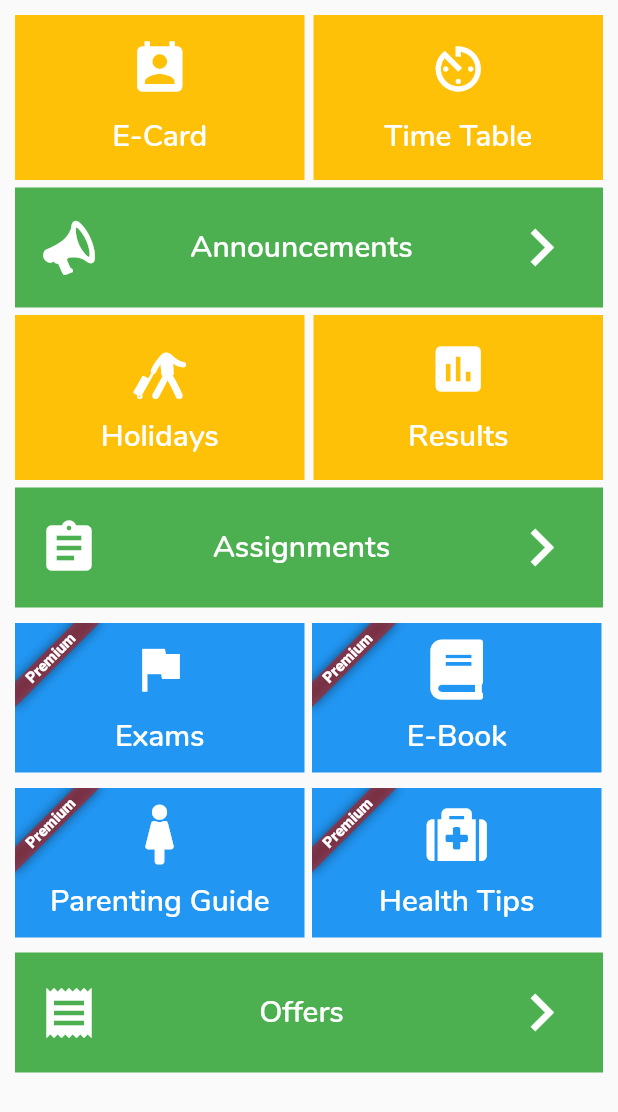
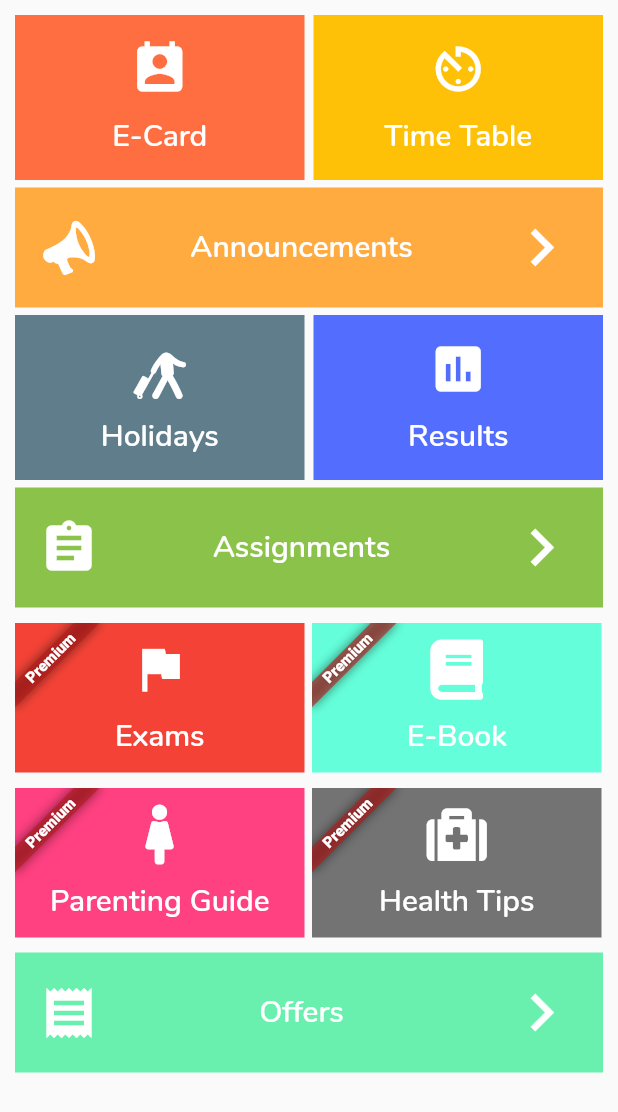
Before and after one commit to byteboss777/Our-E-School, a Flutter app: the Dashboard screen opened directly, on a phone screen of 412 x 824 dp. Shown: the top 1112 px of the screen. Run offline on Flutter 3.47's test engine with Material 2 defaults, Android fonts, the phone set to English and light mode, and no system bars; our stand-ins replace camera, dynamic_theme, file_picker, font_awesome_flutter; missing offline and left inert: countdown_flutter, flutter_plugin_pdf_viewer, intro_views_flutter, random_color.

Commit message:
Random Color Generator Added

```diff
--- a/lib/pages/Dashboard/DashboardPage.dart
+++ b/lib/pages/Dashboard/DashboardPage.dart
@@ -37,6 +37,7 @@ class _DashboardState extends State<Dashboard> {
                       mainAxisAlignment: MainAxisAlignment.spaceBetween,
                       children: <Widget>[
                         RowReusableCardButton(
+                          tileColor: Colors.deepOrangeAccent,
                           label: 'E-Card',
                           onPressed: () {
                             Navigator.push(
@@ -49,6 +50,7 @@ class _DashboardState extends State<Dashboard> {
                           icon: Icons.perm_contact_calendar,
                         ),
                         RowReusableCardButton(
+                          tileColor: null,
                           icon: Icons.av_timer,
                           label: 'Time Table',
                           onPressed: () {
@@ -59,6 +61,7 @@ class _DashboardState extends State<Dashboard> {
                     ),
                   ),
                   ColumnReusableCardButton(
+                    tileColor: Colors.orangeAccent,
                     label: 'Announcements',
                     icon: CustomIcons.megaphone,
                     onPressed: () {
@@ -71,11 +74,13 @@ class _DashboardState extends State<Dashboard> {
                       mainAxisAlignment: MainAxisAlignment.spaceBetween,
                       children: <Widget>[
                         RowReusableCardButton(
+                          tileColor: Colors.blueGrey,
                           icon: CustomIcons.traveler_with_a_suitcase,
                           label: 'Holidays',
                           onPressed: () {},
                         ),
                         RowReusableCardButton(
+                          tileColor: Colors.indigoAccent,
                           icon: Icons.assessment,
                           label: 'Results',
                           onPressed: () {
@@ -86,6 +91,7 @@ class _DashboardState extends State<Dashboard> {
                     ),
                   ),
                   ColumnReusableCardButton(
+                    tileColor: Colors.lightGreen,
                     label: 'Assignments',
                     onPressed: () {
                       kopenPage(context, AssignmentsPage());
@@ -102,6 +108,7 @@ class _DashboardState extends State<Dashboard> {
                           mainAxisAlignment: MainAxisAlignment.spaceBetween,
                           children: <Widget>[
                             RowReusableCardButtonBanner(
+                              tileColor: Colors.red,
                               icon: Icons.assistant_photo,
                               label: 'Exams',
                               onPressed: () {
@@ -109,11 +116,13 @@ class _DashboardState extends State<Dashboard> {
                               },
                             ),
                             RowReusableCardButtonBanner(
+                              tileColor: Colors.tealAccent,
                               icon: FontAwesomeIcons.book,
                               label: 'E-Book',
                               onPressed: () {},
                             ),
                             RowReusableCardButtonBanner(
+                              tileColor: Colors.deepPurpleAccent,
                               icon: FontAwesomeIcons.cameraRetro,
                               label: 'Video',
                               onPressed: () {},
@@ -134,6 +143,7 @@ class _DashboardState extends State<Dashboard> {
                           mainAxisAlignment: MainAxisAlignment.spaceEvenly,
                           children: <Widget>[
                             RowReusableCardButtonBanner(
+                              tileColor: Colors.pinkAccent,
                               icon: FontAwesomeIcons.female,
                               label: 'Parenting Guide',
                               onPressed: () {
@@ -141,11 +151,13 @@ class _DashboardState extends State<Dashboard> {
                               },
                             ),
                             RowReusableCardButtonBanner(
+                              tileColor: Colors.black54,
                               icon: FontAwesomeIcons.medkit,
                               label: 'Health Tips',
                               onPressed: () {},
                             ),
                             RowReusableCardButtonBanner(
+                              tileColor: Colors.blue,
                               icon: FontAwesomeIcons.userMd,
                               label: 'Vaccination',
                               onPressed: () {},
@@ -156,9 +168,10 @@ class _DashboardState extends State<Dashboard> {
                     ),
                   ),
                   ColumnReusableCardButton(
+                    tileColor: Colors.greenAccent,
                     // height: 50,
                     label: 'Offers',
-                    onPressed: (){},
+                    onPressed: () {},
                     icon: Icons.receipt,
                     directionIcon: Icons.chevron_right,
                   ),
--- a/lib/pages/Dashboard/ResultPage.dart
+++ b/lib/pages/Dashboard/ResultPage.dart
@@ -3,6 +3,7 @@ import 'package:acadamicConnect/Components/TopBar.dart';
 import 'package:acadamicConnect/Utility/constants.dart';
 import 'package:acadamicConnect/pages/PDFOpener.dart';
 import 'package:flutter/material.dart';
+import 'package:random_color/random_color.dart';
 
 class ResultPage extends StatefulWidget {
   static String pageLabel = 'Results';
@@ -13,6 +14,7 @@ class ResultPage extends StatefulWidget {
 
 class _ResultPageState extends State<ResultPage> {
   bool isTeacher = true;
+  RandomColor _randomColor = RandomColor();
 
   @override
   Widget build(BuildContext context) {
@@ -37,6 +39,7 @@ class _ResultPageState extends State<ResultPage> {
           child: ListView.builder(
             itemCount: 3,
             itemBuilder: (context, i) => ColumnReusableCardButton(
+                  tileColor: _randomColor.randomColor(colorHue: ColorHue.blue),
                   label: 'Semester $i',
                   icon: Icons.receipt,
                   onPressed: () {
--- a/pubspec.yaml
+++ b/pubspec.yaml
@@ -17,6 +17,7 @@ dependencies:
   camera: ^0.5.2+1
   dynamic_theme: ^1.0.1
   countdown_flutter: ^0.1.1
+  random_color: ^1.0.3
 
   # The following adds the Cupertino Icons font to your application.
   # Use with the CupertinoIcons class for iOS style icons.
```
Also changed, not shown: lib/pages/Chat/ChatPage.dart (+9 -2 lines), lib/pages/Dashboard/Assignment/AssignmentPage.dart (+7 -2 lines), pubspec.lock. Lines whose indentation alone changed are shown as unchanged.
